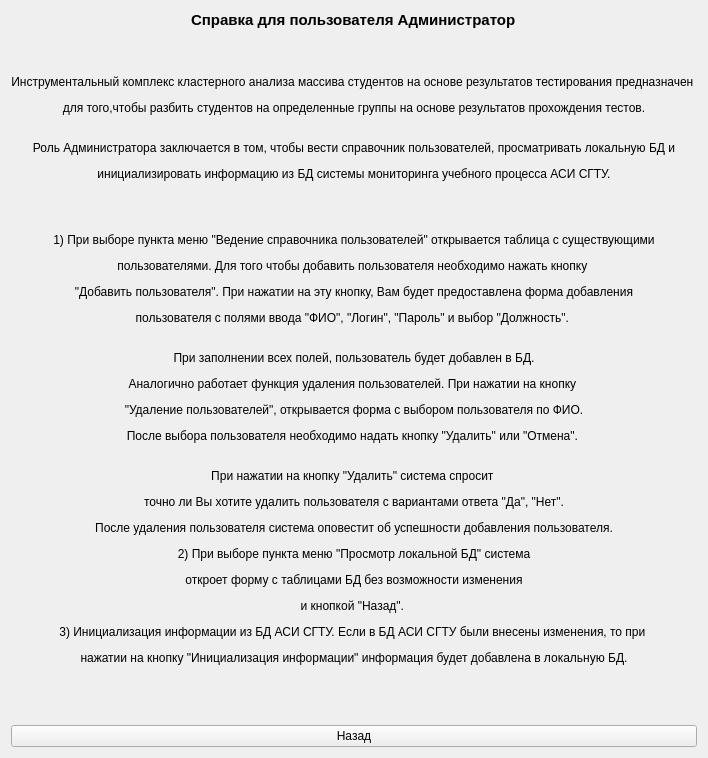
Old version of the form spravka.ui in the repository gunmaden/IS-AOOZ.
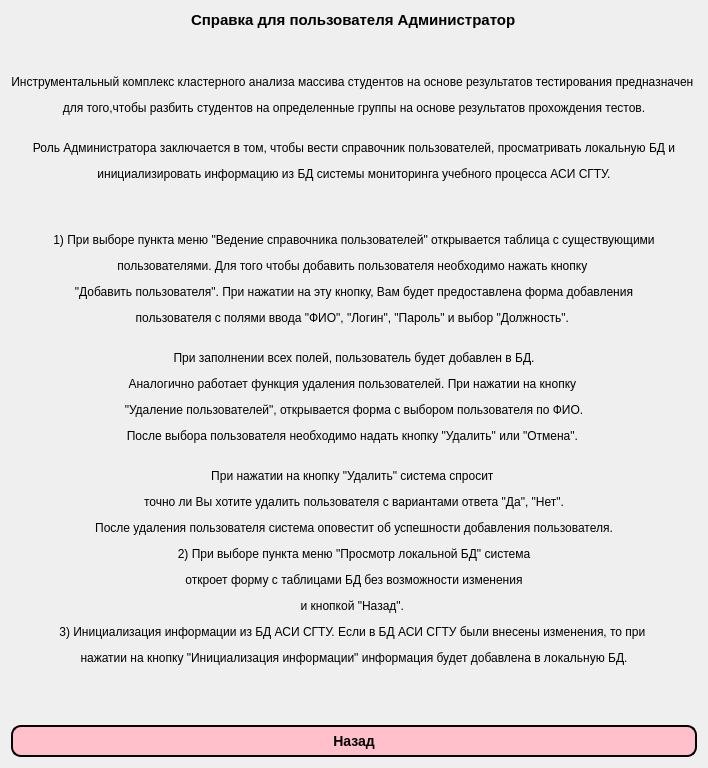
New version of the form.

```diff
--- a/spravka.ui
+++ b/spravka.ui
@@ -16,6 +16,22 @@
   <layout class="QGridLayout" name="gridLayout">
    <item row="2" column="0">
     <widget class="QPushButton" name="pushButton">
+     <property name="styleSheet">
+      <string notr="true">QPushButton{
+     background-color: pink;
+     border-style: outset;
+     border-width: 2px;
+     border-radius: 10px;
+     border-color: black;
+     font: bold 14px;
+     min-width: 10em;
+     padding: 6px;
+ }
+ QPushButton:pressed {
+     background-color: rgb(0, 255, 238);
+     border-style: inset;
+ }</string>
+     </property>
      <property name="text">
       <string>Назад</string>
      </property>
```
